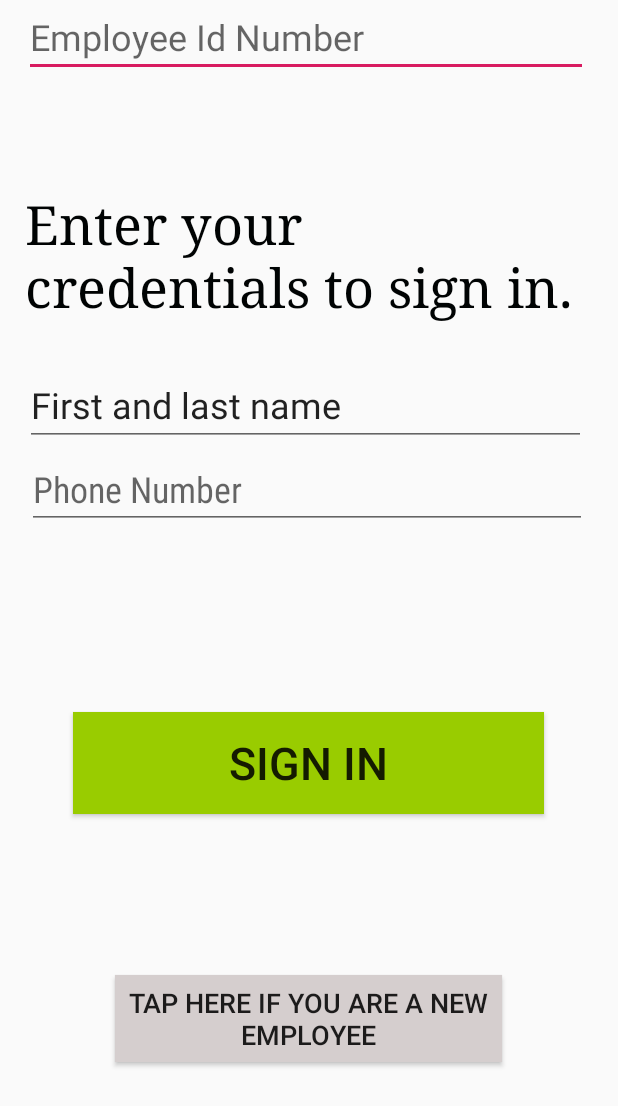
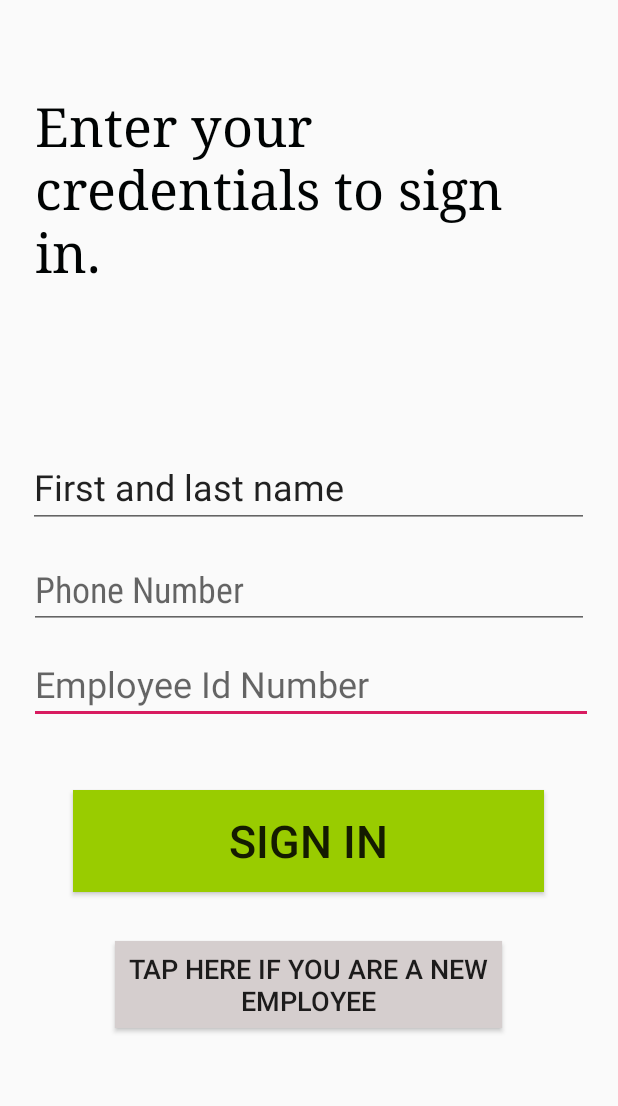
Before and after one commit to Jeshawn/Tow_Buddy_Client, an Android app: the layout employee_login_page.xml on its own in the app's theme, with its tools: preview values and no code run, on a phone screen of 412 x 824 dp. Shown: the top 1106 px of the screen. Run offline under Robolectric (Android 15) with nearby library versions, the phone set to English and light mode, and no system bars.

Commit message:
Fixed UI issues, test login capability.

```diff
--- a/app/src/main/java/com/Tow_Buddy/Tow_Buddy_Customer_Side/MainActivity.java
+++ b/app/src/main/java/com/Tow_Buddy/Tow_Buddy_Customer_Side/MainActivity.java
@@ -228,6 +228,4 @@ public class MainActivity extends AppCompatActivity {
                     .getCoordinate());
         }
     }
-
-
 }
--- a/app/src/main/java/com/Tow_Buddy/WelcomeScreen.java
+++ b/app/src/main/java/com/Tow_Buddy/WelcomeScreen.java
@@ -2,6 +2,7 @@ package com.Tow_Buddy;
 
 import android.content.Intent;
 import android.os.Bundle;
+import android.os.Looper;
 import android.support.v7.app.AppCompatActivity;
 import android.util.Log;
 import android.view.View;
@@ -43,8 +44,8 @@ public class WelcomeScreen extends AppCompatActivity
 
     public void employeeLoggingIn(View view)
     {
-        Intent intent = new Intent(this, EmployeeLoginPage.class);
-        startActivity(intent);
+         Intent intent = new Intent(this, EmployeeLoginPage.class);
+         startActivity(intent);
     }
     public void incorrectPhoneNumberFormat()
     {
--- a/app/src/main/res/layout/employee_login_page.xml
+++ b/app/src/main/res/layout/employee_login_page.xml
@@ -10,28 +10,21 @@
         android:id="@+id/SignInButton"
         android:layout_width="314dp"
         android:layout_height="68dp"
-        android:layout_marginStart="8dp"
-        android:layout_marginLeft="8dp"
-        android:layout_marginEnd="8dp"
-        android:layout_marginRight="8dp"
-        android:layout_marginBottom="48dp"
+        android:layout_marginTop="44dp"
         android:background="@android:color/holo_green_light"
         android:onClick="employeeLogin"
         android:text="@string/SignInButton_Text"
         android:textSize="30sp"
-        app:layout_constraintBottom_toTopOf="@+id/firstTimeSignIn"
         app:layout_constraintEnd_toEndOf="parent"
-        app:layout_constraintHorizontal_bias="0.493"
+        app:layout_constraintHorizontal_bias="0.494"
         app:layout_constraintStart_toStartOf="parent"
-        app:layout_constraintTop_toBottomOf="@id/EmployeeIdNumber"
-        app:layout_constraintVertical_bias="0.877"
+        app:layout_constraintTop_toBottomOf="@+id/EmployeeIdNumber"
         tools:text="@string/SignInButton_Text" />
 
     <Button
         android:id="@+id/firstTimeSignIn"
         android:layout_width="258dp"
         android:layout_height="58dp"
-        android:layout_marginBottom="116dp"
         android:background="#D5CECE"
         android:text="@string/FirstTimeLogin_Button"
         android:textSize="18sp"
@@ -39,32 +32,35 @@
         app:layout_constraintEnd_toEndOf="parent"
         app:layout_constraintHorizontal_bias="0.496"
         app:layout_constraintStart_toStartOf="parent"
+        app:layout_constraintTop_toBottomOf="@+id/SignInButton"
+        app:layout_constraintVertical_bias="0.192"
         tools:text="@string/FirstTimeLogin_Button" />
 
     <EditText
         android:id="@+id/EmployeeIdNumber"
         android:layout_width="376dp"
         android:layout_height="51dp"
-        android:layout_marginStart="16dp"
-        android:layout_marginLeft="16dp"
+        android:layout_marginTop="12dp"
         android:ems="10"
         android:hint="@string/EmployeeId"
         android:inputType="number"
         android:textSize="24sp"
+        app:layout_constraintEnd_toEndOf="parent"
+        app:layout_constraintHorizontal_bias="0.542"
         app:layout_constraintStart_toStartOf="parent"
-        tools:layout_editor_absoluteY="349dp" />
+        app:layout_constraintTop_toBottomOf="@+id/EmployeePhoneNumber" />
 
     <EditText
         android:id="@+id/EmployeeName"
         android:layout_width="374dp"
         android:layout_height="54dp"
-        android:layout_marginTop="28dp"
+        android:layout_marginTop="56dp"
         android:ems="10"
         android:hint="@string/User_Name"
         android:inputType="textPersonName"
         android:textSize="24sp"
         app:layout_constraintEnd_toEndOf="parent"
-        app:layout_constraintHorizontal_bias="0.432"
+        app:layout_constraintHorizontal_bias="0.486"
         app:layout_constraintStart_toStartOf="parent"
         app:layout_constraintTop_toBottomOf="@+id/EmployeeInfo"
         tools:text="First and last name" />
@@ -73,11 +69,7 @@
         android:id="@+id/EmployeePhoneNumber"
         android:layout_width="373dp"
         android:layout_height="55dp"
-        android:layout_marginStart="8dp"
-        android:layout_marginLeft="8dp"
-        android:layout_marginEnd="8dp"
-        android:layout_marginRight="8dp"
-        android:layout_marginBottom="208dp"
+        android:layout_marginTop="12dp"
         android:ems="10"
         android:fontFamily="sans-serif-condensed"
         android:gravity="bottom"
@@ -86,30 +78,23 @@
         android:inputType="number"
         android:textColor="@color/design_default_color_primary"
         android:textSize="24sp"
-        app:layout_constraintBottom_toTopOf="@id/EmployeeIdNumber"
         app:layout_constraintEnd_toEndOf="parent"
-        app:layout_constraintHorizontal_bias="0.444"
         app:layout_constraintStart_toStartOf="parent"
-        app:layout_constraintTop_toBottomOf="@+id/EmployeeName"
-        app:layout_constraintVertical_bias="0.0" />
+        app:layout_constraintTop_toBottomOf="@+id/EmployeeName" />
 
     <TextView
         android:id="@+id/EmployeeInfo"
-        android:layout_width="375dp"
-        android:layout_height="90dp"
-        android:layout_marginStart="8dp"
-        android:layout_marginLeft="8dp"
-        android:layout_marginTop="100dp"
-        android:layout_marginEnd="8dp"
-        android:layout_marginRight="8dp"
+        android:layout_width="364dp"
+        android:layout_height="182dp"
+        android:layout_marginTop="60dp"
         android:fontFamily="serif"
         android:text="@string/EmployeeData"
         android:textColor="@color/colorPrimaryDark"
         android:textSize="36sp"
-        app:layout_constraintBottom_toBottomOf="parent"
+        android:typeface="normal"
         app:layout_constraintEnd_toEndOf="parent"
-        app:layout_constraintHorizontal_bias="0.421"
+        app:layout_constraintHorizontal_bias="0.489"
         app:layout_constraintStart_toStartOf="parent"
         app:layout_constraintTop_toTopOf="parent"
-        app:layout_constraintVertical_bias="0.04" />
+        tools:text="@string/EmployeeData" />
 </android.support.constraint.ConstraintLayout>
--- a/app/src/main/res/values/strings.xml
+++ b/app/src/main/res/values/strings.xml
@@ -2,6 +2,7 @@
     <string name="action_settings">Settings</string>
     <string name="app_name">Tow_Buddy_Prototype</string>
     <string name="Accept_Coordinate_Send">Send</string>
+    <string name="Active_Tows">Active Tows</string>
     <string name="CancelTow_AlertDialog">Are you sure you don\'t need a tow anymore?</string>
     <string name="CancelTow_Button">Cancel Tow</string>
     <string name="Confirm_Location">Confirm Location</string>
@@ -9,6 +10,7 @@
     <string name="Currently_Assigned_Tows">Currently Assigned Tows</string>
     <string name="Decline_Coordinate_Send">Cancel</string>
     <string name="EmployeeData">Enter your credentials to sign in.</string>
+    <string name="EmployeeLoginActivity">Employee Login Activity</string>
     <string name="EmployeeId">Employee Id Number</string>
     <string name="Failed_ToSendCoordinates">Send failed; please try again.</string>
     <string name="FirstTimeLogin_Button">Tap here if you are a new employee</string>
@@ -27,6 +29,6 @@
     <string name="SuccessfulLogin">You are now logged in!</string>
     <string name="SuccessfulLogout">You have successfully logged out.</string>
     <string name="User_Name">First and last name</string>
-    <string name="WelcomeMessage">Need a tow? Enter your info to get started.</string>
+    <string name="WelcomeMessage">Need a tow?\nEnter your info to get started.</string>
     <string name="WelcomeScreenButton">Request tow</string>
 </resources>
```
Also changed, not shown: app/src/main/AndroidManifest.xml (+21 -1 lines), app/src/main/java/com/Tow_Buddy/Tow_Buddy_Employee_Side/ActiveTowsScreen.java (+15 -5 lines), app/src/main/java/com/Tow_Buddy/Tow_Buddy_Employee_Side/EmployeeLoginPage.java (+23 -9 lines), app/src/main/java/com/Tow_Buddy/Tow_Buddy_Employee_Side/EmployeeRepositoryLayer.java (+16 -10 lines), app/src/main/res/layout/welcome_screen.xml (+11 -10 lines).
